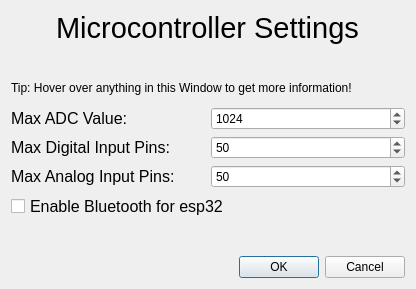
Old version of the form microstation/ui/microcontroller_settings.ui in the repository TheCheese42/microstation.
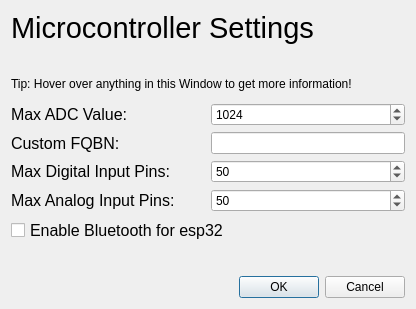
New version of the form. Icons and pictures are not drawn.

Commit message: Added option to select custom fqbn if detection fails

Diff of the .ui file:
```diff
--- a/microstation/ui/microcontroller_settings.ui
+++ b/microstation/ui/microcontroller_settings.ui
@@ -7,7 +7,7 @@
     <x>0</x>
     <y>0</y>
     <width>416</width>
-    <height>289</height>
+    <height>309</height>
    </rect>
   </property>
   <property name="windowTitle">
@@ -18,7 +18,7 @@
     <normaloff>:/icons/settings.svg</normaloff>:/icons/settings.svg</iconset>
   </property>
   <layout class="QVBoxLayout" name="verticalLayout">
-   <item alignment="Qt::AlignHCenter">
+   <item>
     <widget class="QLabel" name="label">
      <property name="sizePolicy">
       <sizepolicy hsizetype="Expanding" vsizetype="Fixed">
@@ -111,6 +111,38 @@
      </item>
     </layout>
    </item>
+   <item>
+    <layout class="QHBoxLayout" name="horizontalLayout_4">
+     <item>
+      <widget class="QLabel" name="label_6">
+       <property name="font">
+        <font>
+         <pointsize>12</pointsize>
+        </font>
+       </property>
+       <property name="toolTip">
+        <string>Provide a custom FQBN for the Board you want to upload to in case it couldn't be detected automatically.</string>
+       </property>
+       <property name="text">
+        <string>Custom FQBN:</string>
+       </property>
+      </widget>
+     </item>
+     <item>
+      <widget class="QLineEdit" name="customFqbn">
+       <property name="sizePolicy">
+        <sizepolicy hsizetype="Preferred" vsizetype="Fixed">
+         <horstretch>0</horstretch>
+         <verstretch>0</verstretch>
+        </sizepolicy>
+       </property>
+       <property name="toolTip">
+        <string>Provide a custom FQBN for the Board you want to upload to in case it couldn't be detected automatically.</string>
+       </property>
+      </widget>
+     </item>
+    </layout>
+   </item>
    <item>
     <layout class="QHBoxLayout" name="horizontalLayout_2">
      <item>
```
The commit also changes 3 other files.
